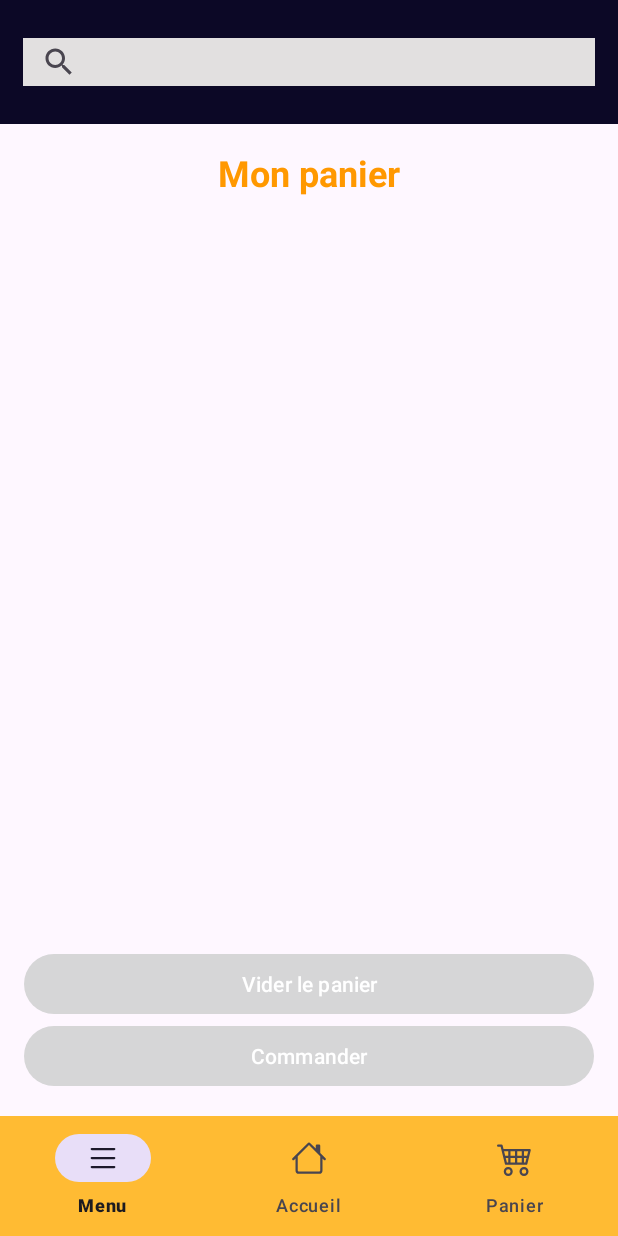
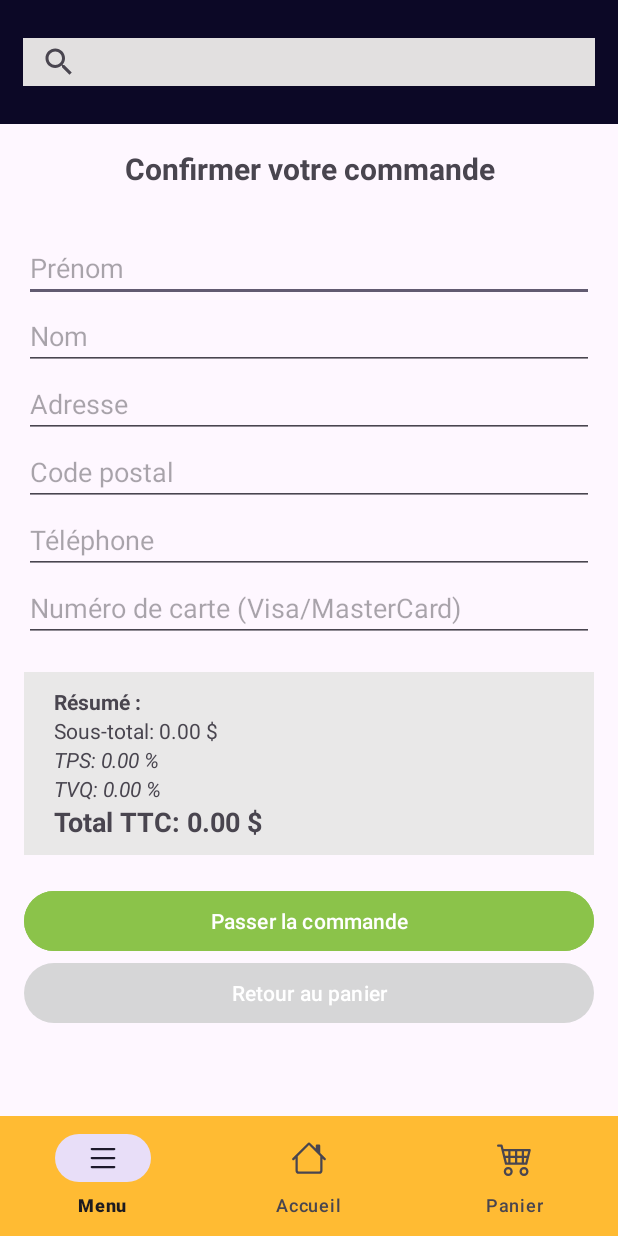
Before and after one commit to yaml-ns/retroMarket, an Android app: the CartActivity screen opened directly, with no data from a screen before it, after a tap on "Commander", on a phone screen of 412 x 824 dp. Run offline under Robolectric (Android 15) with nearby library versions, the phone set to English and light mode, and no system bars; pictures from the network do not load; 1 statement that could not run was skipped; 2 other taps on this screen came first.

Commit message:
create order

```diff
--- a/app/src/main/AndroidManifest.xml
+++ b/app/src/main/AndroidManifest.xml
@@ -26,6 +26,9 @@
             android:name=".ui.ProductDetailsActivity"
             android:exported="false" />
         <activity
+            android:name=".ui.CheckoutActivity"
+            android:exported="false" />
+        <activity
             android:name=".MainActivity"
             android:exported="true">
             <intent-filter>
--- a/app/src/main/java/com/example/retromarket/data/api/ApiService.kt
+++ b/app/src/main/java/com/example/retromarket/data/api/ApiService.kt
@@ -3,6 +3,8 @@ package com.example.retromarket.data.api
 import com.example.retromarket.data.model.AuthResponse
 import com.example.retromarket.data.model.CartItem
 import com.example.retromarket.data.model.CartResponse
+import com.example.retromarket.data.model.OrderRequest
+import com.example.retromarket.data.model.OrderResponse
 import com.example.retromarket.data.model.Product
 import com.example.retromarket.data.model.ProductResponse
 import com.example.retromarket.data.model.User
@@ -58,4 +60,10 @@ interface ApiService {
     fun clearCart(
         @Header("Authorization") token: String
     ): Call<CartResponse>
+
+    @POST("orders")
+    fun createOrder(
+        @Header("Authorization") token: String,
+        @Body orderRequest: OrderRequest
+    ): Call<OrderResponse>
 }
--- a/app/src/main/java/com/example/retromarket/data/model/CartItem.kt
+++ b/app/src/main/java/com/example/retromarket/data/model/CartItem.kt
@@ -1,9 +1,13 @@
 package com.example.retromarket.data.model
 
+import android.os.Parcelable
+import kotlinx.parcelize.Parcelize
+
+@Parcelize
 data class CartItem(
     val id: Int,
     val title: String,
     val price: Double,
     val quantity: Int,
     val img: String
-)
+) : Parcelable
--- /dev/null
+++ b/app/src/main/java/com/example/retromarket/data/model/OrderResponse.kt
@@ -0,0 +1,5 @@
+package com.example.retromarket.data.model
+
+data class OrderResponse(
+    val message: String
+)
--- /dev/null
+++ b/app/src/main/java/com/example/retromarket/data/model/Payment.kt
@@ -0,0 +1,5 @@
+package com.example.retromarket.data.model
+
+data class Payment(
+    val cardNumber: String
+)
--- a/app/src/main/java/com/example/retromarket/ui/CartActivity.kt
+++ b/app/src/main/java/com/example/retromarket/ui/CartActivity.kt
@@ -1,5 +1,6 @@
 package com.example.retromarket.ui
 
+import android.content.Intent
 import android.os.Bundle
 import android.widget.Button
 import android.widget.Toast
@@ -41,7 +42,11 @@ class CartActivity : BaseActivity() {
         }
 
         clearBtn.setOnClickListener { viewModel.clearCart() }
-        checkoutBtn.setOnClickListener { viewModel.checkout() }
+        checkoutBtn.setOnClickListener {
+            val intent = Intent(this, CheckoutActivity::class.java)
+            intent.putParcelableArrayListExtra("cartItems", ArrayList(viewModel.cartItems.value))
+            startActivity(intent)
+        }
 
 
         viewModel.loadCart()
--- /dev/null
+++ b/app/src/main/java/com/example/retromarket/ui/CheckoutActivity.kt
@@ -0,0 +1,104 @@
+package com.example.retromarket.ui
+
+import android.os.Bundle
+import android.widget.Button
+import android.widget.EditText
+import android.widget.TextView
+import android.widget.Toast
+import com.example.retromarket.BaseActivity
+import com.example.retromarket.R
+import com.example.retromarket.data.api.RetrofitClient
+import com.example.retromarket.data.model.CartItem
+import com.example.retromarket.data.model.OrderRequest
+import com.example.retromarket.data.model.OrderResponse
+import com.example.retromarket.data.model.Payment
+import com.example.retromarket.data.model.Shipping
+import com.example.retromarket.service.SessionManager
+import retrofit2.Call
+import retrofit2.Callback
+import retrofit2.Response
+
+class CheckoutActivity : BaseActivity() {
+
+    override fun onCreate(savedInstanceState: Bundle?) {
+        super.onCreate(savedInstanceState)
+        setContentView(R.layout.activity_checkout)
+
+        val cartItems = intent.getParcelableArrayListExtra<CartItem>("cartItems")
+        val subtotal = calculateSubtotal(cartItems)
+        val tps = subtotal * 0.05
+        val tvq = subtotal * 0.09975
+        val total = subtotal + tps + tvq
+
+        findViewById<TextView>(R.id.txtSubtotal).text = String.format("Sous-total: %.2f $", subtotal)
+        findViewById<TextView>(R.id.txtTPS).text = String.format("TPS: %.2f %%", tps)
+        findViewById<TextView>(R.id.txtTVQ).text = String.format("TVQ: %.2f %%", tvq)
+        findViewById<TextView>(R.id.txtTotal).text = String.format("Total TTC: %.2f $", total)
+
+        val btnPlaceOrder = findViewById<Button>(R.id.btnPlaceOrder)
+        val btnBackToCart = findViewById<Button>(R.id.btnBackToCart)
+
+        btnPlaceOrder.setOnClickListener {
+            val address = findViewById<EditText>(R.id.etAddress).text.toString()
+            val postalCode = findViewById<EditText>(R.id.etPostalCode).text.toString()
+            val phone = findViewById<EditText>(R.id.etPhone).text.toString()
+            val firstName = findViewById<EditText>(R.id.etFirstName).text.toString()
+            val lastName = findViewById<EditText>(R.id.etLastName).text.toString()
+            val cardNumber = findViewById<EditText>(R.id.etCardNumber).text.toString()
+
+            if (validateFields(address, postalCode, phone, firstName, lastName, cardNumber)) {
+                placeOrder(cartItems, address, postalCode, phone, firstName, lastName, cardNumber)
+            } else {
+                Toast.makeText(this, "Veuillez remplir tous les champs correctement", Toast.LENGTH_SHORT).show()
+            }
+        }
+
+        btnBackToCart.setOnClickListener {
+            finish()
+        }
+    }
+
+    private fun calculateSubtotal(cartItems: List<CartItem>?): Double {
+        return cartItems?.sumOf { it.price * it.quantity } ?: 0.0
+    }
+
+    private fun validateFields(address: String, postalCode: String, phone: String, firstName: String, lastName: String, cardNumber: String): Boolean {
+        return address.isNotEmpty() && postalCode.isNotEmpty() && phone.isNotEmpty() && firstName.isNotEmpty() && lastName.isNotEmpty() && cardNumber.isNotEmpty() && cardNumber.length == 16
+    }
+
+    private fun placeOrder(cartItems: List<CartItem>?, address: String, postalCode: String, phone: String, firstName: String, lastName: String, cardNumber: String) {
+        val token = "Bearer ${SessionManager.fetchAuthToken(this)}"
+        val userId = SessionManager.fetchUserId(this)
+        val api = RetrofitClient.instance
+
+        val orderRequest = OrderRequest(
+            userId = userId,
+            products = cartItems ?: emptyList(),
+            shipping = Shipping(
+                address = address,
+                postalCode = postalCode,
+                phone = phone,
+                firstname = firstName,
+                lastname = lastName
+            ),
+            payment = Payment(
+                cardNumber = cardNumber
+            )
+        )
+
+        api.createOrder(token, orderRequest).enqueue(object : Callback<OrderResponse> {
+            override fun onResponse(call: Call<OrderResponse>, response: Response<OrderResponse>) {
+                if (response.isSuccessful) {
+                    Toast.makeText(this@CheckoutActivity, "Commande passée avec succès", Toast.LENGTH_SHORT).show()
+                    finish()
+                } else {
+                    Toast.makeText(this@CheckoutActivity, "Erreur lors de la création de la commande", Toast.LENGTH_SHORT).show()
+                }
+            }
+
+            override fun onFailure(call: Call<OrderResponse>, t: Throwable) {
+                Toast.makeText(this@CheckoutActivity, "Erreur réseau : ${t.localizedMessage}", Toast.LENGTH_SHORT).show()
+            }
+        })
+    }
+}
--- a/app/src/main/res/layout/activity_cart.xml
+++ b/app/src/main/res/layout/activity_cart.xml
@@ -24,14 +24,15 @@
 
 
     <Button
-        android:id="@+id/btnClearCart"
-        android:layout_width="match_parent"
-        android:layout_height="wrap_content"
-        android:text="@string/vider_le_panier" />
-
-    <Button
         android:id="@+id/btnCheckout"
         android:layout_width="match_parent"
         android:layout_height="wrap_content"
         android:text="@string/commander" />
+
+    <Button
+        android:id="@+id/btnClearCart"
+        android:layout_width="match_parent"
+        android:layout_height="wrap_content"
+        android:backgroundTint="#CC0404"
+        android:text="@string/vider_le_panier" />
 </LinearLayout>
--- /dev/null
+++ b/app/src/main/res/layout/activity_checkout.xml
@@ -0,0 +1,129 @@
+<?xml version="1.0" encoding="utf-8"?>
+<ScrollView xmlns:android="http://schemas.android.com/apk/res/android"
+    android:layout_width="match_parent"
+    android:layout_height="match_parent"
+    android:padding="16dp">
+
+    <LinearLayout
+        android:layout_width="match_parent"
+        android:layout_height="wrap_content"
+        android:orientation="vertical">
+
+        <TextView
+            android:id="@+id/textView"
+            android:layout_width="match_parent"
+            android:layout_height="wrap_content"
+            android:layout_marginBottom="30dp"
+            android:text="Confirmer votre commande"
+            android:textAlignment="center"
+            android:textSize="20sp"
+            android:textStyle="bold" />
+
+        <EditText
+            android:id="@+id/etFirstName"
+            android:layout_width="match_parent"
+            android:layout_height="wrap_content"
+            android:hint="Prénom"
+            android:inputType="textPersonName" />
+
+        <EditText
+            android:id="@+id/etLastName"
+            android:layout_width="match_parent"
+            android:layout_height="wrap_content"
+            android:hint="Nom"
+            android:inputType="textPersonName" />
+
+        <EditText
+            android:id="@+id/etAddress"
+            android:layout_width="match_parent"
+            android:layout_height="wrap_content"
+            android:hint="Adresse"
+            android:inputType="textPostalAddress" />
+
+        <EditText
+            android:id="@+id/etPostalCode"
+            android:layout_width="match_parent"
+            android:layout_height="wrap_content"
+            android:hint="Code postal"
+            android:inputType="textPostalAddress" />
+
+        <EditText
+            android:id="@+id/etPhone"
+            android:layout_width="match_parent"
+            android:layout_height="wrap_content"
+            android:hint="Téléphone"
+            android:inputType="phone" />
+
+
+
+        <EditText
+            android:id="@+id/etCardNumber"
+            android:layout_width="match_parent"
+            android:layout_height="wrap_content"
+            android:hint="Numéro de carte (Visa/MasterCard)"
+            android:inputType="number"
+            android:maxLength="16" />
+
+        <LinearLayout
+            android:layout_width="match_parent"
+            android:layout_height="match_parent"
+            android:layout_marginTop="20dp"
+            android:layout_marginBottom="20dp"
+            android:background="#E9E8E8"
+            android:orientation="vertical"
+            android:paddingLeft="20dp"
+            android:paddingTop="10dp"
+            android:paddingRight="20dp"
+            android:paddingBottom="10dp">
+
+            <TextView
+                android:id="@+id/textView5"
+                android:layout_width="match_parent"
+                android:layout_height="wrap_content"
+                android:text="Résumé :"
+                android:textStyle="bold" />
+
+            <TextView
+                android:id="@+id/txtSubtotal"
+                android:layout_width="wrap_content"
+                android:layout_height="wrap_content"
+                android:textSize="14sp" />
+
+            <TextView
+                android:id="@+id/txtTPS"
+                android:layout_width="wrap_content"
+                android:layout_height="wrap_content"
+                android:textSize="14sp"
+                android:textStyle="italic" />
+
+            <TextView
+                android:id="@+id/txtTVQ"
+                android:layout_width="wrap_content"
+                android:layout_height="wrap_content"
+                android:textSize="14sp"
+                android:textStyle="italic" />
+
+            <TextView
+                android:id="@+id/txtTotal"
+                android:layout_width="wrap_content"
+                android:layout_height="wrap_content"
+                android:textSize="18sp"
+                android:textStyle="bold" />
+        </LinearLayout>
+
+
+        <Button
+            android:id="@+id/btnPlaceOrder"
+            android:layout_width="match_parent"
+            android:layout_height="wrap_content"
+            android:backgroundTint="#8BC34A"
+            android:text="Passer la commande" />
+
+        <Button
+            android:id="@+id/btnBackToCart"
+            android:layout_width="match_parent"
+            android:layout_height="wrap_content"
+            android:text="Retour au panier" />
+
+    </LinearLayout>
+</ScrollView>
--- /dev/null
+++ b/app/src/main/res/layout/activity_order_confirmation.xml
@@ -0,0 +1,6 @@
+<?xml version="1.0" encoding="utf-8"?>
+<androidx.constraintlayout.widget.ConstraintLayout xmlns:android="http://schemas.android.com/apk/res/android"
+             android:layout_width="match_parent"
+             android:layout_height="match_parent">
+
+</androidx.constraintlayout.widget.ConstraintLayout>
```
Also changed, not shown: app/src/main/java/com/example/retromarket/data/model/OrderRequest.kt (added, +9 -0 lines), app/src/main/java/com/example/retromarket/data/model/Shipping.kt (added, +9 -0 lines).
